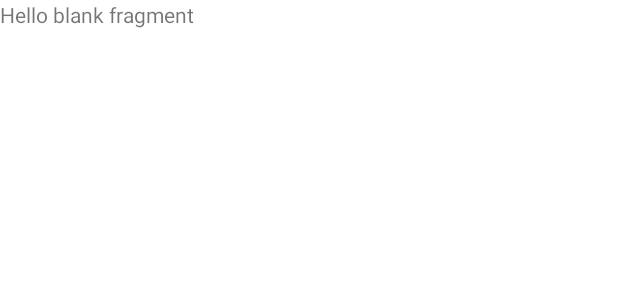
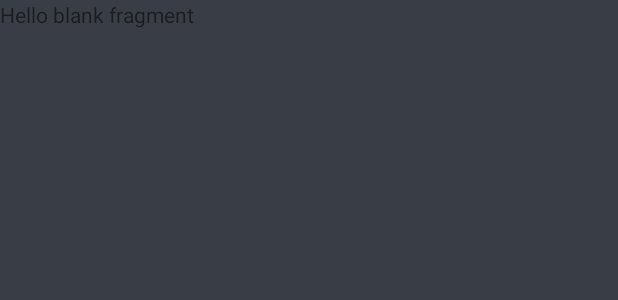
Before and after one commit to Aditprayogo/Gamezin, an Android app: the layout fragment_game.xml on its own in the app's theme, with its tools: preview values and no code run, on a phone screen of 412 x 824 dp. Shown: the top 300 px of the screen. Run offline under Robolectric (Android 15) with nearby library versions, the phone set to English and light mode, and no system bars.

```diff
--- /dev/null
+++ b/app/src/main/res/drawable/ic_blue_favorite.xml
@@ -0,0 +1,5 @@
+<vector android:height="24dp" android:tint="#185ADB"
+    android:viewportHeight="24" android:viewportWidth="24"
+    android:width="24dp" xmlns:android="http://schemas.android.com/apk/res/android">
+    <path android:fillColor="@android:color/white" android:pathData="M12,21.35l-1.45,-1.32C5.4,15.36 2,12.28 2,8.5 2,5.42 4.42,3 7.5,3c1.74,0 3.41,0.81 4.5,2.09C13.09,3.81 14.76,3 16.5,3 19.58,3 22,5.42 22,8.5c0,3.78 -3.4,6.86 -8.55,11.54L12,21.35z"/>
+</vector>
--- /dev/null
+++ b/app/src/main/res/drawable/ic_blue_search.xml
@@ -0,0 +1,5 @@
+<vector android:height="24dp" android:tint="#185ADB"
+    android:viewportHeight="24" android:viewportWidth="24"
+    android:width="24dp" xmlns:android="http://schemas.android.com/apk/res/android">
+    <path android:fillColor="@android:color/white" android:pathData="M15.5,14h-0.79l-0.28,-0.27C15.41,12.59 16,11.11 16,9.5 16,5.91 13.09,3 9.5,3S3,5.91 3,9.5 5.91,16 9.5,16c1.61,0 3.09,-0.59 4.23,-1.57l0.27,0.28v0.79l5,4.99L20.49,19l-4.99,-5zM9.5,14C7.01,14 5,11.99 5,9.5S7.01,5 9.5,5 14,7.01 14,9.5 11.99,14 9.5,14z"/>
+</vector>
--- /dev/null
+++ b/app/src/main/res/drawable/ic_game_blue.xml
@@ -0,0 +1,5 @@
+<vector android:height="24dp" android:tint="#185ADB"
+    android:viewportHeight="24" android:viewportWidth="24"
+    android:width="24dp" xmlns:android="http://schemas.android.com/apk/res/android">
+    <path android:fillColor="@android:color/white" android:pathData="M21,6L3,6c-1.1,0 -2,0.9 -2,2v8c0,1.1 0.9,2 2,2h18c1.1,0 2,-0.9 2,-2L23,8c0,-1.1 -0.9,-2 -2,-2zM11,13L8,13v3L6,16v-3L3,13v-2h3L6,8h2v3h3v2zM15.5,15c-0.83,0 -1.5,-0.67 -1.5,-1.5s0.67,-1.5 1.5,-1.5 1.5,0.67 1.5,1.5 -0.67,1.5 -1.5,1.5zM19.5,12c-0.83,0 -1.5,-0.67 -1.5,-1.5S18.67,9 19.5,9s1.5,0.67 1.5,1.5 -0.67,1.5 -1.5,1.5z"/>
+</vector>
--- /dev/null
+++ b/app/src/main/res/drawable/ic_movie_blue.xml
@@ -0,0 +1,5 @@
+<vector android:height="24dp" android:tint="#185ADB"
+    android:viewportHeight="24" android:viewportWidth="24"
+    android:width="24dp" xmlns:android="http://schemas.android.com/apk/res/android">
+    <path android:fillColor="@android:color/white" android:pathData="M18,4l2,4h-3l-2,-4h-2l2,4h-3l-2,-4H8l2,4H7L5,4H4c-1.1,0 -1.99,0.9 -1.99,2L2,18c0,1.1 0.9,2 2,2h16c1.1,0 2,-0.9 2,-2V4h-4z"/>
+</vector>
--- a/app/src/main/res/layout/fragment_game.xml
+++ b/app/src/main/res/layout/fragment_game.xml
@@ -2,6 +2,7 @@
 <FrameLayout xmlns:android="http://schemas.android.com/apk/res/android"
     xmlns:tools="http://schemas.android.com/tools"
     android:layout_width="match_parent"
+    android:background="@color/black"
     android:layout_height="match_parent"
     tools:context=".game.GameFragment">
 
--- a/app/src/main/res/values/colors.xml
+++ b/app/src/main/res/values/colors.xml
@@ -5,6 +5,13 @@
     <color name="purple_700">#FF3700B3</color>
     <color name="teal_200">#FF03DAC5</color>
     <color name="teal_700">#FF018786</color>
-    <color name="black">#FF000000</color>
     <color name="white">#FFFFFFFF</color>
+
+    <color name="colorPrimary">#185adb</color>
+    <color name="colorSecondary">#ffc947</color>
+    <color name="black">#393e46</color>
+    <color name="dark">#222831</color>
+    <color name="colorGreen">#29a19c</color>
+
+
 </resources>
--- a/app/src/main/res/values/strings.xml
+++ b/app/src/main/res/values/strings.xml
@@ -2,4 +2,7 @@
     <string name="app_name">Gamezin</string>
     <!-- TODO: Remove or change this placeholder text -->
     <string name="hello_blank_fragment">Hello blank fragment</string>
+    <string name="game">Game</string>
+    <string name="search">Search</string>
+    <string name="favorite">Favorite</string>
 </resources>
--- a/app/src/main/res/values/themes.xml
+++ b/app/src/main/res/values/themes.xml
@@ -1,16 +1,22 @@
 <resources xmlns:tools="http://schemas.android.com/tools">
     <!-- Base application theme. -->
-    <style name="Theme.Gamezin" parent="Theme.MaterialComponents.DayNight.DarkActionBar">
+    <style name="Theme.Gamezin" parent="Theme.MaterialComponents.DayNight.NoActionBar">
         <!-- Primary brand color. -->
-        <item name="colorPrimary">@color/purple_500</item>
-        <item name="colorPrimaryVariant">@color/purple_700</item>
-        <item name="colorOnPrimary">@color/white</item>
+        <item name="colorPrimary">@color/dark</item>
+        <item name="colorPrimaryVariant">@color/dark</item>
+        <item name="colorOnPrimary">@color/dark</item>
+
         <!-- Secondary brand color. -->
-        <item name="colorSecondary">@color/teal_200</item>
-        <item name="colorSecondaryVariant">@color/teal_700</item>
-        <item name="colorOnSecondary">@color/black</item>
+        <item name="colorSecondary">@color/colorSecondary</item>
+        <item name="colorSecondaryVariant">@color/colorSecondary</item>
+        <item name="colorOnSecondary">@color/colorSecondary</item>
         <!-- Status bar color. -->
-        <item name="android:statusBarColor" tools:targetApi="l">?attr/colorPrimaryVariant</item>
+        <item name="android:statusBarColor" tools:targetApi="l">?attr/colorOnPrimary</item>
         <!-- Customize your theme here. -->
     </style>
+
+    <style name="NoActionBar.Dark" parent="Theme.Gamezin">
+        <item name="android:statusBarColor" tools:targetApi="l">@color/black</item>
+        <item name="android:background">@color/black</item>
+    </style>
 </resources>
--- a/build.gradle
+++ b/build.gradle
@@ -19,6 +19,8 @@ buildscript {
     ext.dagger_version = "2.28.3"
     ext.preference = "1.1.0"
 
+    ext.nav_version = "2.4.0-alpha01"
+
     ext.hilt_version = "2.36"
     repositories {
         google()
@@ -37,6 +39,7 @@ allprojects {
     repositories {
         google()
         mavenCentral()
+        maven { url 'https://jitpack.io' }
     }
 }
 
```
Also changed, not shown: app/build.gradle (+9 -0 lines), app/src/main/java/com/aditprayogo/gamezin/main/MainActivity.kt (+38 -1 lines), app/src/main/res/layout/activity_main.xml (+46 -6 lines), app/src/main/res/menu/bottom_menu.xml (added, +22 -0 lines), app/src/main/res/navigation/nav_graph.xml (added, +31 -0 lines).
